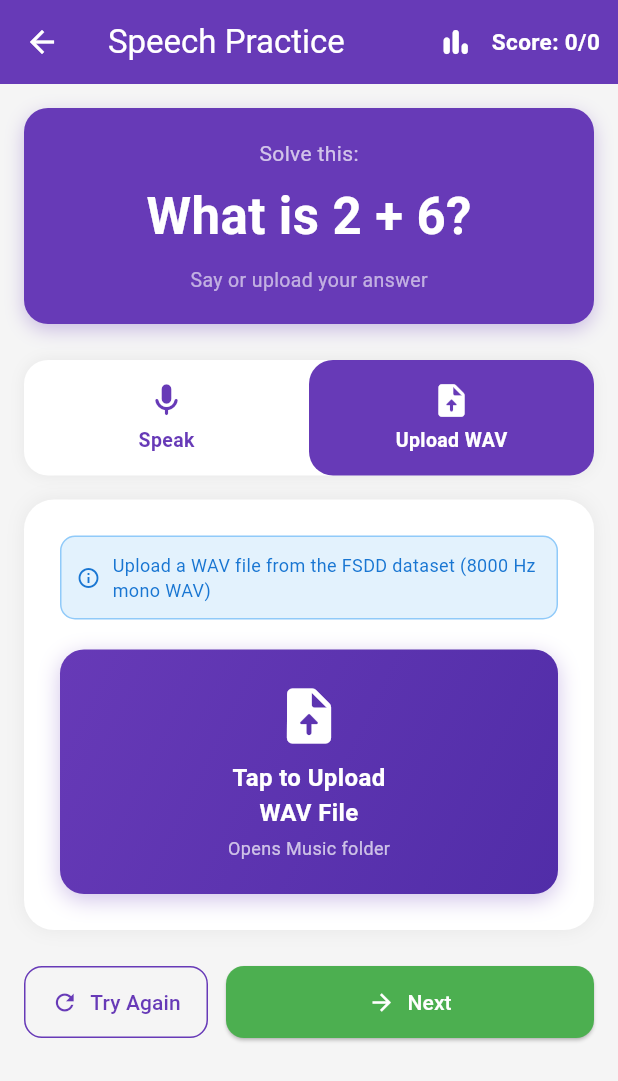
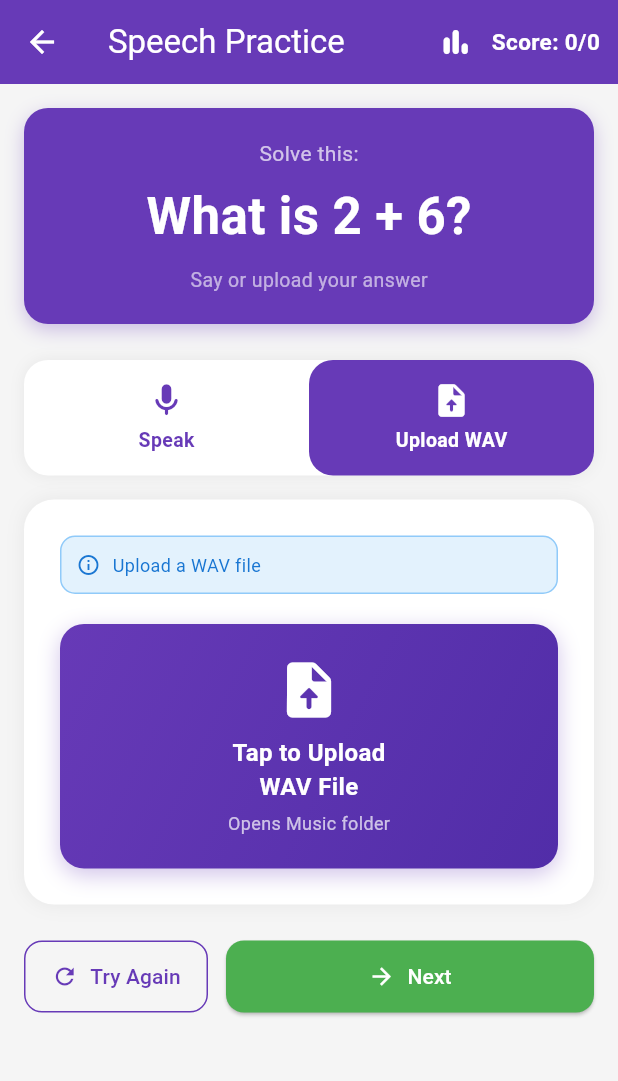
Before and after one commit to DNethmini/dyscalculia-lesson-system, a Flutter app: the SpeechScreen screen opened directly, after a tap on "Upload WAV", on a phone screen of 412 x 824 dp. Shown: the top 1081 px of the screen. Run offline on Flutter 3.47's test engine with Material 3 defaults, Android fonts, the phone set to English and light mode, and no system bars; our stand-ins replace file_picker, shared_preferences, speech_to_text; missing offline and left inert: tflite_flutter; accounts and stored records are empty; Roboto replaces fonts that are missing (Arial).

Commit message:
Code changes

```diff
--- a/lib/screens/speech_screen.dart
+++ b/lib/screens/speech_screen.dart
@@ -1278,9 +1278,7 @@ class _SpeechScreenState
                   size: 16),
               const SizedBox(width: 8),
               Expanded(child: Text(
-                "Upload a WAV file from "
-                    "the FSDD dataset "
-                    "(8000 Hz mono WAV)",
+                "Upload a WAV file",
                 style: TextStyle(
                   fontSize: 12,
                   color:
--- a/lib/screens/teacher_dashboard_screen.dart
+++ b/lib/screens/teacher_dashboard_screen.dart
@@ -1007,7 +1007,7 @@ class _TeacherDashboardScreenState
     );
   }
 
-  // ── Confirm clear all ─────────────────────────
+  // Confirm clear all
   void _confirmClearAll() {
     showDialog(
       context: context,
```
